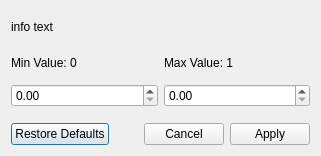
First picture: the form in Views/filterdialog.ui, repository yunnsbz/StrategyMonitor, before the edit.
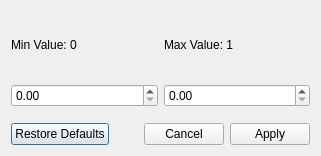
Second picture: the form after the edit.

```diff
--- a/Views/filterdialog.ui
+++ b/Views/filterdialog.ui
@@ -15,20 +15,10 @@
   </property>
   <layout class="QVBoxLayout" name="verticalLayout_2">
    <item>
-    <layout class="QVBoxLayout" name="verticalLayout" stretch="0,0,0">
+    <layout class="QVBoxLayout" name="verticalLayout" stretch="0,0">
      <property name="bottomMargin">
       <number>10</number>
      </property>
-     <item>
-      <widget class="QLabel" name="labelInfo">
-       <property name="text">
-        <string>info text</string>
-       </property>
-       <property name="alignment">
-        <set>Qt::AlignmentFlag::AlignLeading|Qt::AlignmentFlag::AlignLeft|Qt::AlignmentFlag::AlignVCenter</set>
-       </property>
-      </widget>
-     </item>
      <item>
       <layout class="QHBoxLayout" name="horizontalLayout_3">
        <item>
```
